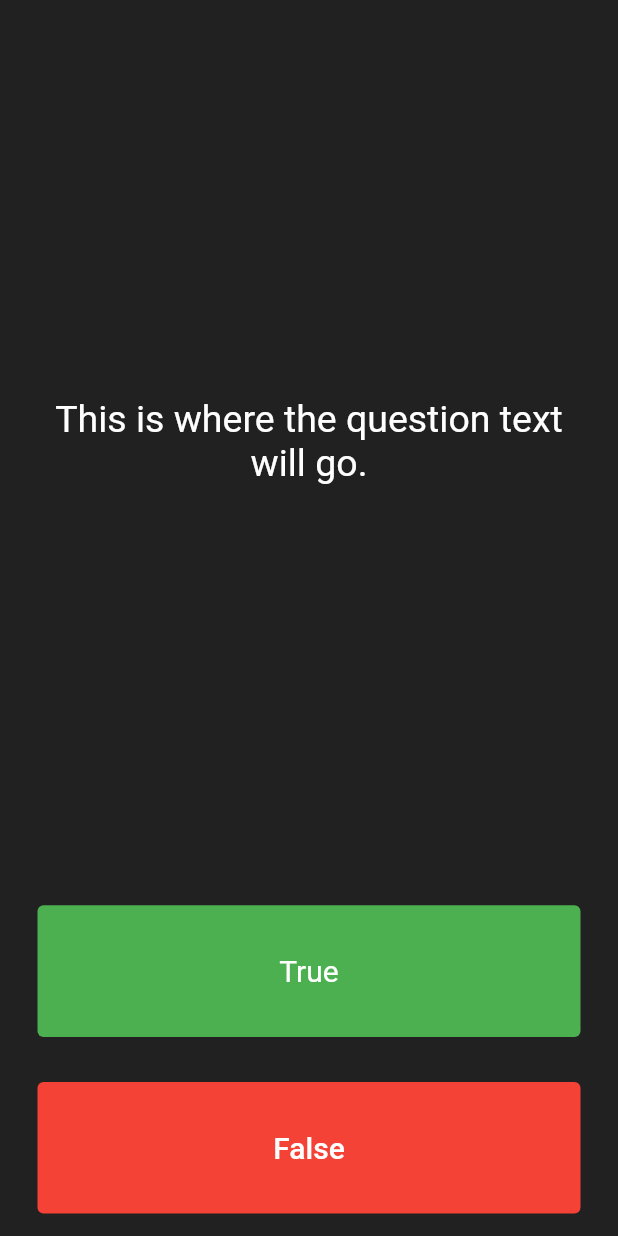
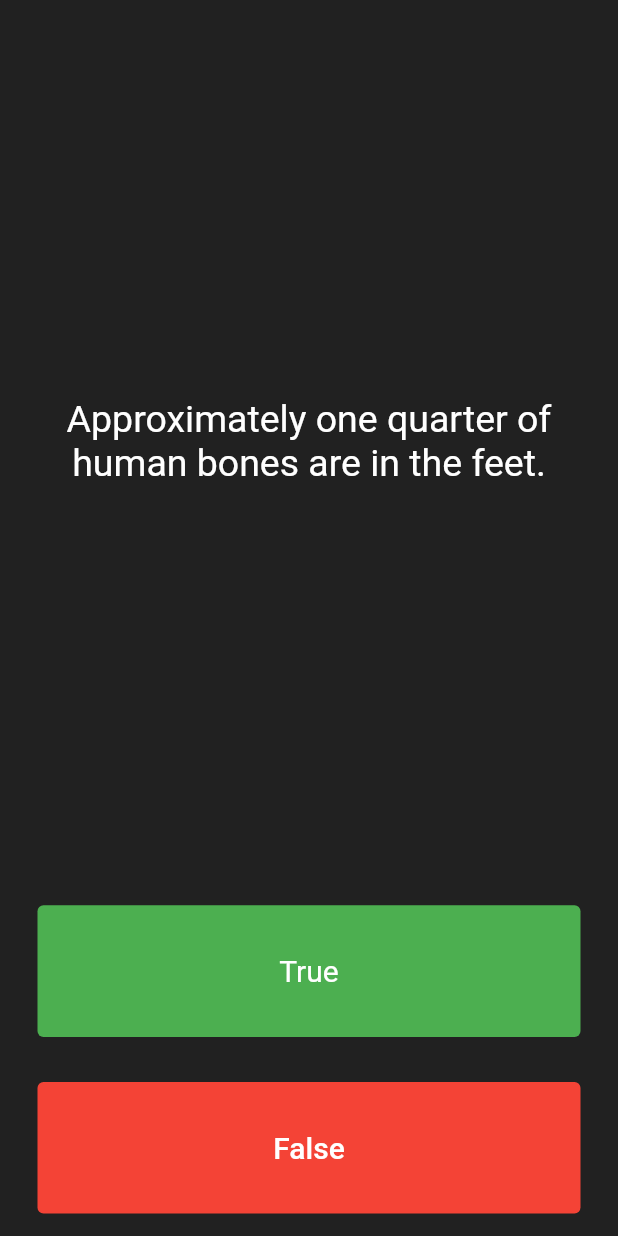
Before and after one commit to syfulsharif/quizzler23, a Flutter app: the screen it shows after launch, after a tap on "True", on a phone screen of 412 x 824 dp. Run offline on Flutter 3.47's test engine with Material 2 defaults, Android fonts, the phone set to English and light mode, and no system bars.

Commit message:
List of Questions added

```diff
--- a/lib/main.dart
+++ b/lib/main.dart
@@ -3,6 +3,8 @@ import 'package:flutter/material.dart';
 void main() => runApp(Quizzler());
 
 class Quizzler extends StatelessWidget {
+  const Quizzler({super.key});
+
   @override
   Widget build(BuildContext context) {
     return MaterialApp(
@@ -25,19 +27,30 @@ class QuizPage extends StatefulWidget {
 }
 
 class _QuizPageState extends State<QuizPage> {
+  List<Widget> scoreKeeper = [
+  ];
+
+  List <String> questions = [
+    'You can lead a cow down stairs but not up stairs.',
+    'Approximately one quarter of human bones are in the feet.',
+    'A slug\'s blood is green.',
+  ];
+
+  int questionNumber = 0;
+
   @override
   Widget build(BuildContext context) {
     return Column(
       mainAxisAlignment: MainAxisAlignment.spaceBetween,
       crossAxisAlignment: CrossAxisAlignment.stretch,
       children: <Widget>[
-        const Expanded(
+         Expanded(
           flex: 5,
           child: Padding(
             padding: EdgeInsets.all(10.0),
             child: Center(
               child: Text(
-                'This is where the question text will go.',
+                questions[questionNumber],
                 textAlign: TextAlign.center,
                 style: TextStyle(
                   fontSize: 25.0,
@@ -52,11 +65,10 @@ class _QuizPageState extends State<QuizPage> {
             padding: const EdgeInsets.all(15.0),
             child: TextButton(
               style: TextButton.styleFrom(
-                backgroundColor: Colors.green,
-                textStyle: const TextStyle(
-                  color: Colors.white,
-                )
-              ),
+                  backgroundColor: Colors.green,
+                  textStyle: const TextStyle(
+                    color: Colors.white,
+                  )),
               child: const Text(
                 'True',
                 style: TextStyle(
@@ -65,7 +77,10 @@ class _QuizPageState extends State<QuizPage> {
                 ),
               ),
               onPressed: () {
-                //The user picked true.
+                //The user picked true
+                setState(() {
+                  questionNumber += 1;
+                });
               },
             ),
           ),
@@ -86,11 +101,16 @@ class _QuizPageState extends State<QuizPage> {
               ),
               onPressed: () {
                 //The user picked false.
+                setState(() {
+                  questionNumber ++;
+                });
               },
             ),
           ),
         ),
-        //TODO: Add a Row here as your score keeper
+        Row(
+          children: scoreKeeper,
+        )
       ],
     );
   }
```
